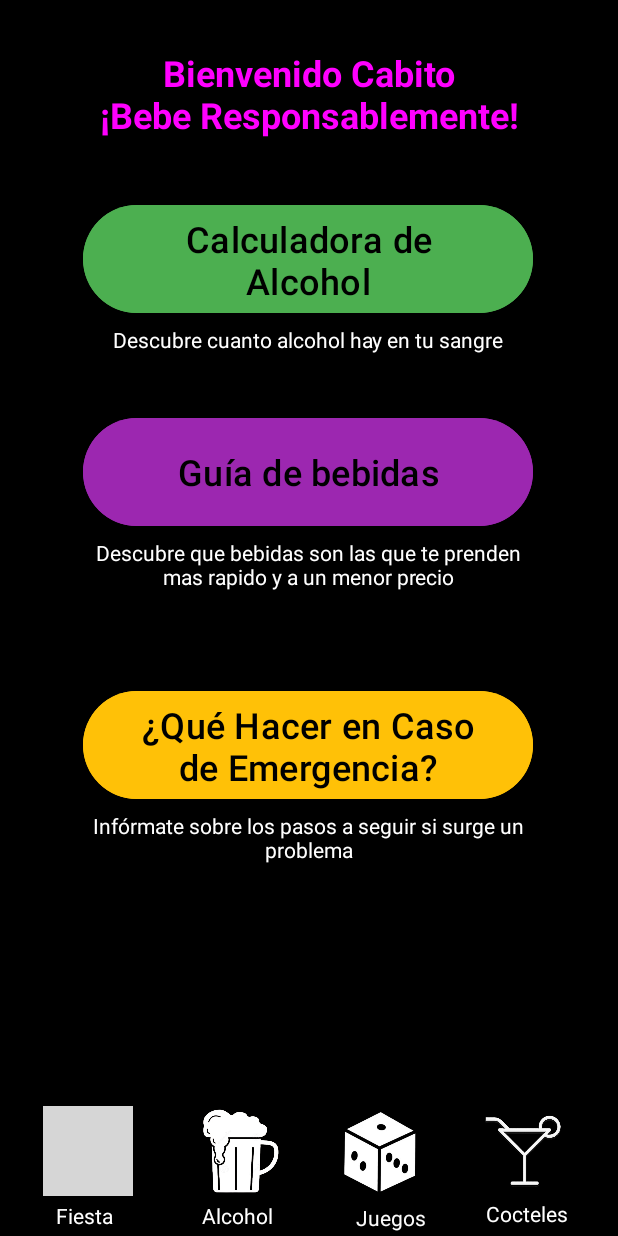
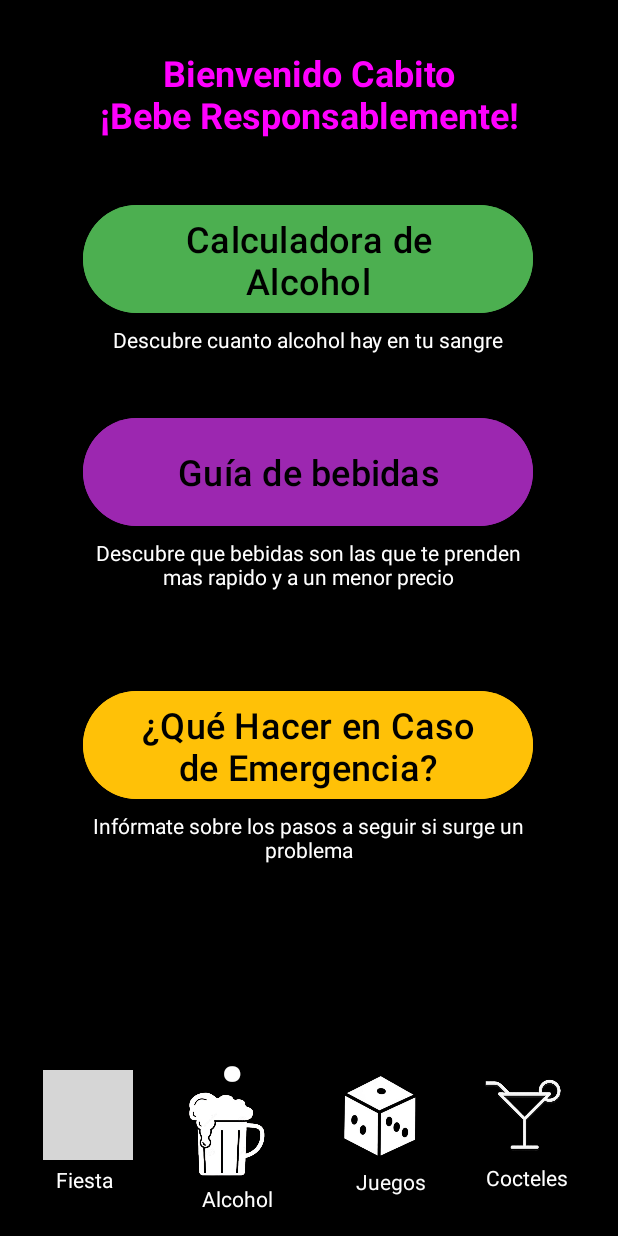
Before and after one commit to Pecas321/PartyTools, an Android app: the Alcohol screen opened directly, with no data from a screen before it, on a phone screen of 412 x 824 dp. Run offline under Robolectric (Android 15) with nearby library versions, the phone set to English and light mode, and no system bars; grey boxes are pictures that could not be loaded.

Commit message:
commit Jhonatan 18

```diff
--- a/app/src/main/res/layout/activity_alcohol.xml
+++ b/app/src/main/res/layout/activity_alcohol.xml
@@ -1,6 +1,7 @@
 <androidx.constraintlayout.widget.ConstraintLayout
     xmlns:android="http://schemas.android.com/apk/res/android"
     xmlns:app="http://schemas.android.com/apk/res-auto"
+    xmlns:tools="http://schemas.android.com/tools"
     android:layout_width="match_parent"
     android:layout_height="match_parent"
     android:background="@android:color/black">
@@ -8,8 +9,8 @@
     <TextView
         android:id="@+id/textView17"
         android:layout_width="410dp"
-        android:layout_height="88dp"
-        android:layout_marginBottom="2dp"
+        android:layout_height="110dp"
+        android:layout_marginBottom="4dp"
         android:background="#000000"
         app:layout_constraintBottom_toBottomOf="parent"
         app:layout_constraintEnd_toEndOf="parent"
@@ -31,9 +32,9 @@
         android:id="@+id/icono_alcohol_alcohol"
         android:layout_width="60dp"
         android:layout_height="60dp"
-        android:layout_marginTop="3dp"
+        android:layout_marginTop="16dp"
         app:layout_constraintEnd_toEndOf="parent"
-        app:layout_constraintHorizontal_bias="0.373"
+        app:layout_constraintHorizontal_bias="0.347"
         app:layout_constraintStart_toStartOf="parent"
         app:layout_constraintTop_toTopOf="@+id/textView17"
         app:srcCompat="@drawable/icono_cerveza2" />
@@ -211,4 +212,19 @@
         app:layout_constraintStart_toStartOf="@id/Button_emergencias"
         app:layout_constraintTop_toBottomOf="@id/Button_emergencias" />
 
+    <TextView
+        android:id="@+id/textView7"
+        android:layout_width="41dp"
+        android:layout_height="37dp"
+        android:gravity="bottom|center"
+        android:text="."
+        android:textColor="#FFFFFF"
+        android:textSize="96sp"
+        app:layout_constraintBottom_toTopOf="@+id/icono_alcohol_alcohol"
+        app:layout_constraintEnd_toStartOf="@+id/icono_juegos_alcohol"
+        app:layout_constraintHorizontal_bias="0.494"
+        app:layout_constraintStart_toEndOf="@+id/icono_fiesta_alcohol"
+        app:layout_constraintTop_toTopOf="@+id/textView17"
+        app:layout_constraintVertical_bias="0.0" />
+
 </androidx.constraintlayout.widget.ConstraintLayout>
```
Also changed, not shown: app/src/main/res/layout/activity_cocteles.xml (+18 -3 lines), app/src/main/res/layout/activity_fiestas.xml (+11 -6 lines), app/src/main/res/layout/activity_juegos.xml (+17 -2 lines).
